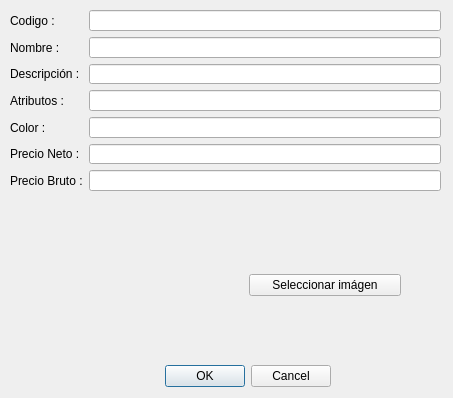
First picture: the form in Codigo/Producto.ui, repository thepowertrio/Tarea1, before the edit.
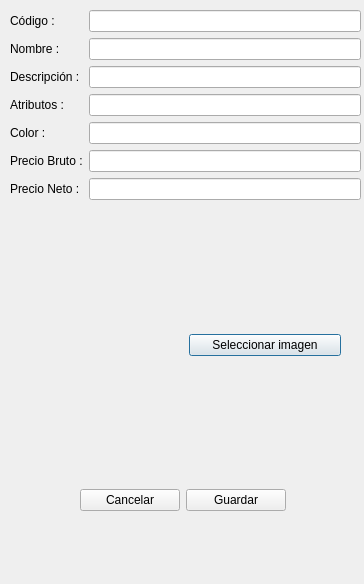
Second picture: the form after the edit. Custom widgets are drawn as their Qt base class.

Commit message: Pequeños cambios menores a las GUI

What changed in the file:
```diff
--- a/Codigo/Producto.ui
+++ b/Codigo/Producto.ui
@@ -6,36 +6,20 @@
    <rect>
     <x>0</x>
     <y>0</y>
-    <width>453</width>
-    <height>398</height>
+    <width>364</width>
+    <height>584</height>
    </rect>
   </property>
   <property name="windowTitle">
    <string>Productos</string>
   </property>
-  <widget class="QDialogButtonBox" name="Guardar">
-   <property name="geometry">
-    <rect>
-     <x>140</x>
-     <y>360</y>
-     <width>191</width>
-     <height>32</height>
-    </rect>
-   </property>
-   <property name="orientation">
-    <enum>Qt::Horizontal</enum>
-   </property>
-   <property name="standardButtons">
-    <set>QDialogButtonBox::Cancel|QDialogButtonBox::Ok</set>
-   </property>
-  </widget>
   <widget class="QWidget" name="formLayoutWidget">
    <property name="geometry">
     <rect>
      <x>10</x>
      <y>10</y>
-     <width>431</width>
-     <height>201</height>
+     <width>351</width>
+     <height>261</height>
     </rect>
    </property>
    <layout class="QFormLayout" name="formLayout">
@@ -45,7 +29,7 @@
     <item row="0" column="0">
      <widget class="QLabel" name="label">
       <property name="text">
-       <string>Codigo :</string>
+       <string>Código :</string>
       </property>
      </widget>
     </item>
@@ -83,24 +67,10 @@
      </widget>
     </item>
     <item row="4" column="1">
-     <widget class="QLineEdit" name="lineEdit_4"/>
-    </item>
-    <item row="5" column="0">
-     <widget class="QLabel" name="label_5">
-      <property name="text">
-       <string>Precio Neto :</string>
-      </property>
-     </widget>
+     <widget class="QLineEdit" name="txt_color"/>
     </item>
     <item row="5" column="1">
-     <widget class="QLineEdit" name="lineEdit_5"/>
-    </item>
-    <item row="6" column="0">
-     <widget class="QLabel" name="label_7">
-      <property name="text">
-       <string>Precio Bruto :</string>
-      </property>
-     </widget>
+     <widget class="QLineEdit" name="txt_pb"/>
     </item>
     <item row="6" column="1">
      <widget class="QLineEdit" name="lineEdit_6"/>
@@ -112,20 +82,34 @@
       </property>
      </widget>
     </item>
-    <item row="7" column="0">
+    <item row="8" column="0">
      <widget class="QLabel" name="label_8">
       <property name="text">
        <string/>
       </property>
      </widget>
     </item>
+    <item row="5" column="0">
+     <widget class="QLabel" name="label_7">
+      <property name="text">
+       <string>Precio Bruto :</string>
+      </property>
+     </widget>
+    </item>
+    <item row="6" column="0">
+     <widget class="QLabel" name="label_5">
+      <property name="text">
+       <string>Precio Neto :</string>
+      </property>
+     </widget>
+    </item>
    </layout>
   </widget>
   <widget class="QWidget" name="horizontalLayoutWidget">
    <property name="geometry">
     <rect>
-     <x>90</x>
-     <y>220</y>
+     <x>30</x>
+     <y>280</y>
      <width>311</width>
      <height>131</height>
     </rect>
@@ -137,7 +121,33 @@
     <item>
      <widget class="QPushButton" name="pushButton">
       <property name="text">
-       <string>Seleccionar imágen</string>
+       <string>Seleccionar imagen</string>
+      </property>
+     </widget>
+    </item>
+   </layout>
+  </widget>
+  <widget class="QWidget" name="horizontalLayoutWidget_2">
+   <property name="geometry">
+    <rect>
+     <x>80</x>
+     <y>460</y>
+     <width>206</width>
+     <height>80</height>
+    </rect>
+   </property>
+   <layout class="QHBoxLayout" name="horizontalLayout">
+    <item>
+     <widget class="QPushButton" name="btn_cancg">
+      <property name="text">
+       <string>Cancelar</string>
+      </property>
+     </widget>
+    </item>
+    <item>
+     <widget class="QPushButton" name="btn_guardar">
+      <property name="text">
+       <string>Guardar</string>
       </property>
      </widget>
     </item>
```
Left out of the diff: 51 changed lines with no effect on the pictures. The commit also changes 4 other files.
